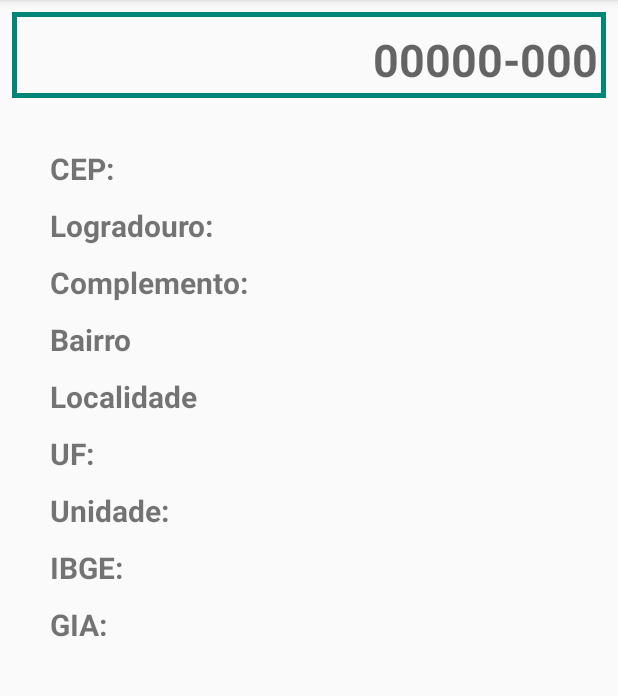
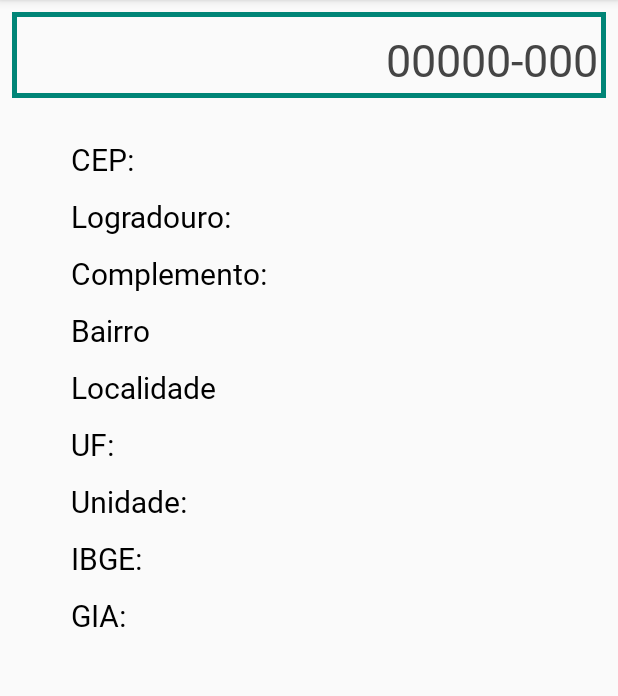
Before and after one commit to jisellevms/EncontreOCEP, an Android app: the screen it shows after launch (MainActivity), on a phone screen of 412 x 824 dp, the part 84-780 px from its top. Run offline under Robolectric (Android 15) with nearby library versions, the phone set to English and light mode, and no system bars.

Commit message:
Update activity_main.xml

```diff
--- a/app/src/main/res/layout/activity_main.xml
+++ b/app/src/main/res/layout/activity_main.xml
@@ -17,27 +17,32 @@
         android:layout_marginRight="8dp"
         android:background="@drawable/cep"
         android:ems="10"
+        android:fontFamily="@font/coiny"
         android:gravity="bottom|right"
         android:hint="00000-000"
         android:inputType="number"
+        android:maxLength="8"
         android:padding="5dp"
+        android:textColor="#000"
+        android:textColorHint="#454545"
         android:textSize="30sp"
-        android:maxLength="8"
-        android:textStyle="bold"
         app:layout_constraintEnd_toEndOf="parent"
         app:layout_constraintStart_toStartOf="parent"
         app:layout_constraintTop_toTopOf="parent" />
 
     <LinearLayout
         android:layout_width="368dp"
-        android:layout_height="441dp"
+        android:layout_height="wrap_content"
         android:layout_marginStart="8dp"
         android:layout_marginLeft="8dp"
-        android:layout_marginTop="8dp"
+        android:layout_marginTop="2dp"
+        android:layout_marginEnd="8dp"
+        android:layout_marginRight="8dp"
         android:layout_marginBottom="8dp"
         android:orientation="vertical"
         android:padding="20dp"
         app:layout_constraintBottom_toBottomOf="parent"
+        app:layout_constraintEnd_toEndOf="parent"
         app:layout_constraintStart_toStartOf="parent"
         app:layout_constraintTop_toBottomOf="@+id/etSearch"
         app:layout_constraintVertical_bias="0.0">
@@ -46,82 +51,91 @@
             android:id="@+id/tvCep"
             android:layout_width="match_parent"
             android:layout_height="wrap_content"
+            android:fontFamily="@font/coiny"
             android:padding="5dp"
             android:text="CEP: "
-            android:textSize="20sp"
-            android:textStyle="bold" />
+            android:textColor="#000000"
+            android:textSize="20sp" />
 
         <TextView
             android:id="@+id/tvRua"
             android:layout_width="match_parent"
             android:layout_height="wrap_content"
+            android:fontFamily="@font/coiny"
             android:padding="5dp"
             android:text="Logradouro:"
-            android:textSize="20sp"
-            android:textStyle="bold" />
+            android:textColor="#000000"
+            android:textSize="20sp" />
 
         <TextView
             android:id="@+id/tvComplemento"
             android:layout_width="match_parent"
             android:layout_height="wrap_content"
+            android:fontFamily="@font/coiny"
             android:padding="5dp"
             android:text="Complemento: "
-            android:textSize="20sp"
-            android:textStyle="bold" />
+            android:textColor="#000000"
+            android:textSize="20sp" />
 
         <TextView
             android:id="@+id/tvBairro"
             android:layout_width="match_parent"
             android:layout_height="wrap_content"
+            android:fontFamily="@font/coiny"
             android:padding="5dp"
             android:text="Bairro"
-            android:textSize="20sp"
-            android:textStyle="bold" />
+            android:textColor="#000000"
+            android:textSize="20sp" />
 
         <TextView
             android:id="@+id/tvLocalidade"
             android:layout_width="match_parent"
             android:layout_height="wrap_content"
+            android:fontFamily="@font/coiny"
             android:padding="5dp"
             android:text="Localidade"
-            android:textSize="20sp"
-            android:textStyle="bold" />
+            android:textColor="#000000"
+            android:textSize="20sp" />
 
         <TextView
             android:id="@+id/tvUf"
             android:layout_width="match_parent"
             android:layout_height="wrap_content"
+            android:fontFamily="@font/coiny"
             android:padding="5dp"
             android:text="UF:"
-            android:textSize="20sp"
-            android:textStyle="bold" />
+            android:textColor="#000000"
+            android:textSize="20sp" />
 
         <TextView
             android:id="@+id/tvUnidade"
             android:layout_width="match_parent"
             android:layout_height="wrap_content"
+            android:fontFamily="@font/coiny"
             android:padding="5dp"
             android:text="Unidade: "
-            android:textSize="20sp"
-            android:textStyle="bold" />
+            android:textColor="#000000"
+            android:textSize="20sp" />
 
         <TextView
             android:id="@+id/tvIbge"
             android:layout_width="match_parent"
             android:layout_height="wrap_content"
+            android:fontFamily="@font/coiny"
             android:padding="5dp"
             android:text="IBGE:"
-            android:textSize="20sp"
-            android:textStyle="bold" />
+            android:textColor="#000000"
+            android:textSize="20sp" />
 
         <TextView
             android:id="@+id/tvGia"
             android:layout_width="match_parent"
             android:layout_height="wrap_content"
+            android:fontFamily="@font/coiny"
             android:padding="5dp"
             android:text="GIA: "
-            android:textSize="20sp"
-            android:textStyle="bold" />
+            android:textColor="#000000"
+            android:textSize="20sp" />
     </LinearLayout>
 
 </android.support.constraint.ConstraintLayout>
```
